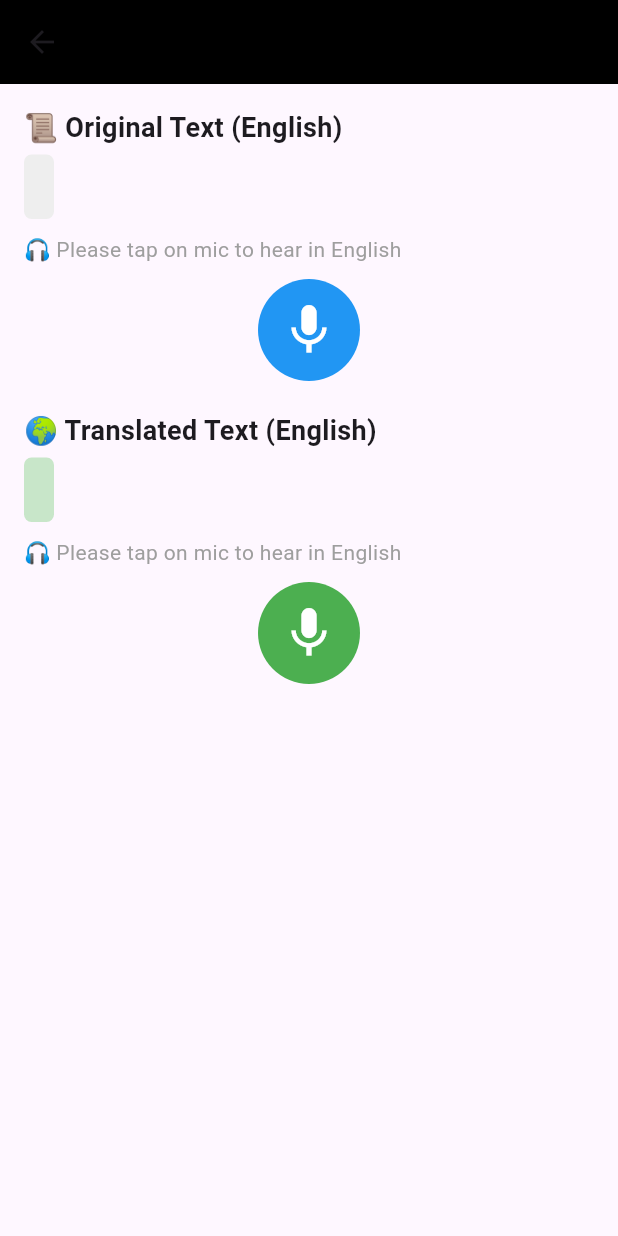
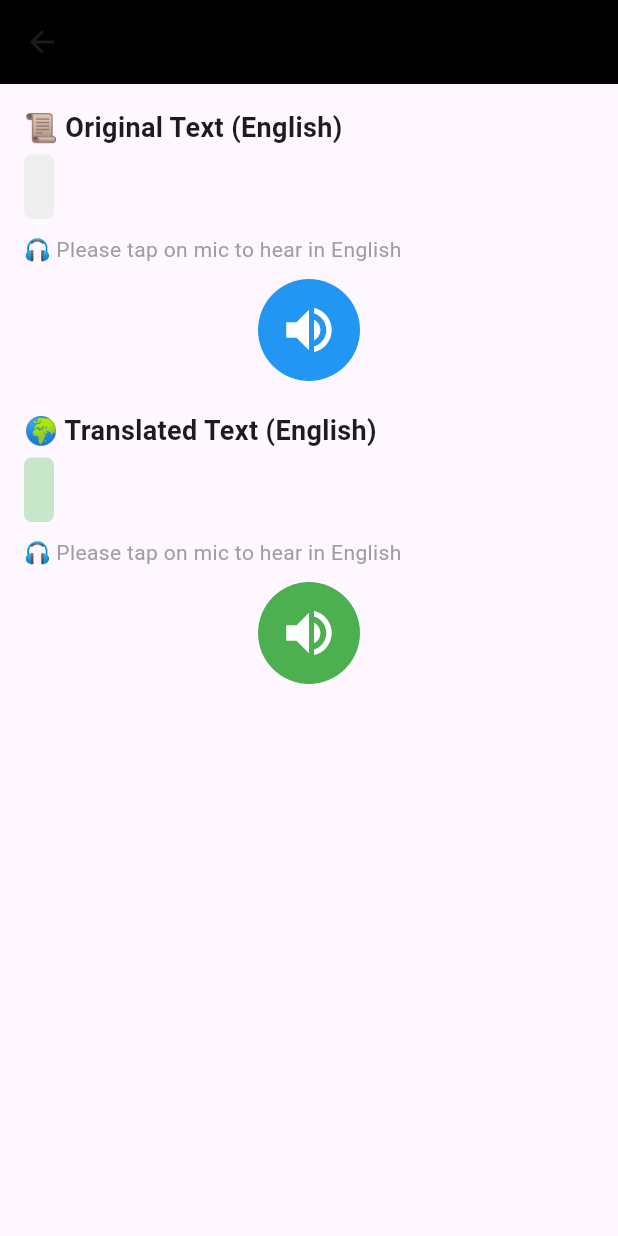
Before and after one commit to rasfsfsggsg/WORDFLOW, a Flutter app: the ReadScreen screen opened directly with empty values, on a phone screen of 412 x 824 dp. Run offline on Flutter 3.47's test engine with Material 3 defaults, Android fonts, the phone set to English and light mode, and no system bars; our stand-ins replace avatar_glow, firebase_auth, firebase_core, firebase_database, flutter_tts, fluttertoast and 4 more; missing offline and left inert: google_mlkit_translation; accounts and stored records are empty.

Commit message:
Update view.dart

```diff
--- a/lib/screens/view.dart
+++ b/lib/screens/view.dart
@@ -159,7 +159,7 @@ class _ReadScreenState extends State<ReadScreen> {
                       shape: BoxShape.circle,
                     ),
                     child: Icon(
-                      isSpeaking && currentSpeakingText == widget.originalText ? Icons.mic_off : Icons.mic,
+                      isSpeaking && currentSpeakingText == widget.originalText ? Icons.volume_off : Icons.volume_up,
                       size: 40, // 👈 Bigger icon
                       color: Colors.white,
                     ),
@@ -212,7 +212,7 @@ class _ReadScreenState extends State<ReadScreen> {
                       shape: BoxShape.circle,
                     ),
                     child: Icon(
-                      isSpeaking && currentSpeakingText == widget.translatedText ? Icons.mic_off : Icons.mic,
+                      isSpeaking && currentSpeakingText == widget.translatedText ? Icons.volume_off  : Icons.volume_up,
                       size: 40, // 👈 Bigger icon
                       color: Colors.white,
                     ),
@@ -226,3 +226,5 @@ class _ReadScreenState extends State<ReadScreen> {
     );
   }
 }
+
+}
```
